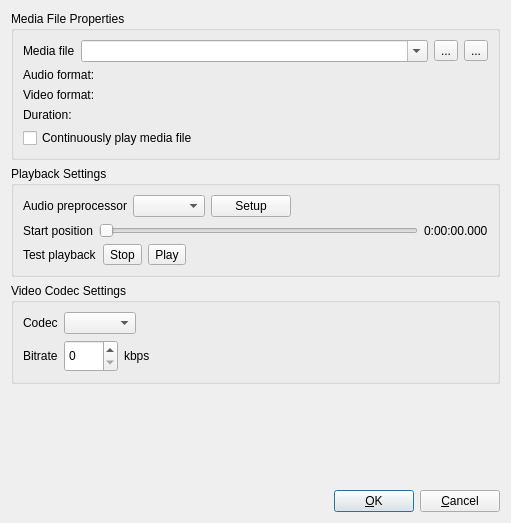
BearWare/TeamTalk5, file Client/qtTeamTalk/streammediafile.ui: the form before one commit.
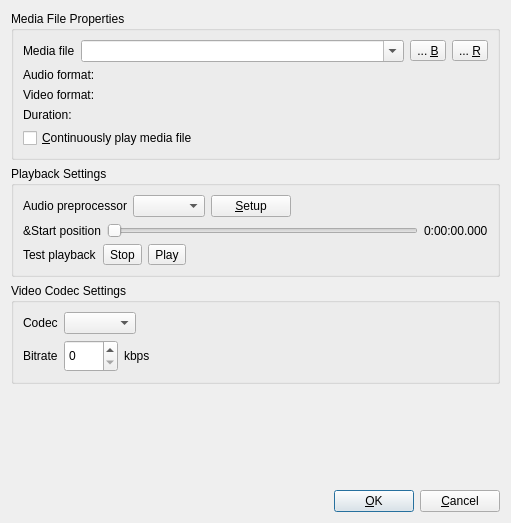
The form after the commit. Icons and pictures are not drawn.

Commit message: Add access keys and fix some labels in CTRL+S dialog

```diff
--- a/Client/qtTeamTalk/streammediafile.ui
+++ b/Client/qtTeamTalk/streammediafile.ui
@@ -42,7 +42,7 @@
            <string>Browse</string>
           </property>
           <property name="text">
-           <string>...</string>
+           <string>... &amp;B</string>
           </property>
          </widget>
         </item>
@@ -52,7 +52,7 @@
            <string>Refresh</string>
           </property>
           <property name="text">
-           <string>...</string>
+           <string>... &amp;R</string>
           </property>
           <property name="icon">
            <iconset resource="resources.qrc">
@@ -119,7 +119,7 @@
       <item>
        <widget class="QCheckBox" name="loopChkBox">
         <property name="text">
-         <string>Continuously play media file</string>
+         <string>&amp;Continuously play media file</string>
         </property>
        </widget>
       </item>
@@ -147,7 +147,7 @@
         <item>
          <widget class="QPushButton" name="preprocessButton">
           <property name="text">
-           <string>Setup</string>
+           <string>&amp;Setup</string>
           </property>
           <property name="autoDefault">
            <bool>false</bool>
@@ -174,7 +174,7 @@
         <item>
          <widget class="QLabel" name="label_6">
           <property name="text">
-           <string>Start position</string>
+           <string>&amp;Start position</string>
           </property>
          </widget>
         </item>
```
Left out of the diff: 9 changed lines with no effect on the pictures.
